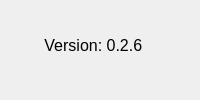
Above: Source/Core/Windows/aboutDialog.ui from TimSevereijns/D-Viz before the change. Below: the same form after it.
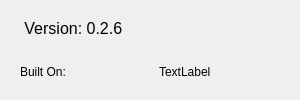
That is the form after the change.

Commit message:
Added a Compilation Timestamp to About Dialog
+ This should make it easier to tell which version is being used.

Patch:
```diff
--- a/Source/Core/Windows/aboutDialog.ui
+++ b/Source/Core/Windows/aboutDialog.ui
@@ -6,22 +6,25 @@
    <rect>
     <x>0</x>
     <y>0</y>
-    <width>200</width>
+    <width>300</width>
     <height>100</height>
    </rect>
   </property>
   <property name="windowTitle">
    <string>About D-Viz</string>
   </property>
-  <widget class="QLabel" name="headerLabel">
+  <widget class="QWidget" name="verticalLayoutWidget">
    <property name="geometry">
     <rect>
-     <x>40</x>
-     <y>20</y>
-     <width>121</width>
-     <height>51</height>
+     <x>20</x>
+     <y>10</y>
+     <width>271</width>
+     <height>80</height>
     </rect>
    </property>
+   <layout class="QVBoxLayout" name="verticalLayout">
+    <item>
+     <widget class="QLabel" name="headerLabel">
    <property name="font">
     <font>
      <family>Segoe UI</family>
@@ -31,6 +34,27 @@
    <property name="text">
     <string> Version: 0.2.6</string>
    </property>
+     </widget>
+    </item>
+    <item>
+     <layout class="QHBoxLayout" name="horizontalLayout">
+      <item>
+       <widget class="QLabel" name="builtOnLabel">
+        <property name="text">
+         <string>Built On: </string>
+        </property>
+       </widget>
+      </item>
+      <item>
+       <widget class="QLabel" name="timeStampLabel">
+        <property name="text">
+         <string>TextLabel</string>
+        </property>
+       </widget>
+      </item>
+     </layout>
+    </item>
+   </layout>
   </widget>
  </widget>
  <resources/>
```
Lines whose indentation alone changed are shown as unchanged. The commit also changes 3 other files.
